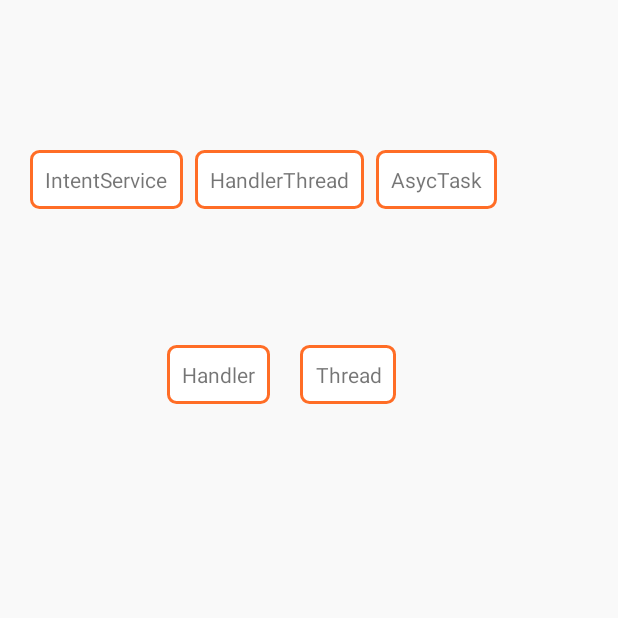
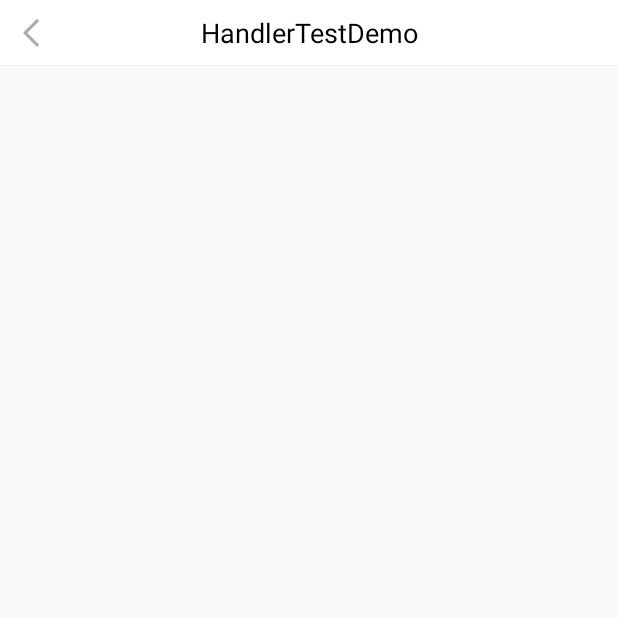
Before and after one commit to MrLiMiss/Fairy, an Android app: the MultiThreadActivity screen opened directly, with no data from a screen before it, after a tap on "Handler", on a phone screen of 412 x 824 dp, the top half of it. Run offline under Robolectric (Android 15) with nearby library versions, the phone set to English and light mode, and no system bars; our stand-ins replace ButterKnife.

Commit message:
task   handler 初步

```diff
--- a/app/src/main/AndroidManifest.xml
+++ b/app/src/main/AndroidManifest.xml
@@ -78,6 +78,7 @@
         <activity android:name=".androidBase.konwledge.KnowledgeActivity" />
         <!--AsyncTask test-->
         <activity android:name=".muti_thread.AsyncTaskActivity" />
+        <activity android:name=".muti_thread.handlertext.HandlerActivity" />
         <!--音乐service test-->
         <service android:name=".service.MusicService" />
         <service android:name=".service.MyIntentService" />
--- a/app/src/main/java/com/tengfei/fairy/muti_thread/MultiThreadActivity.java
+++ b/app/src/main/java/com/tengfei/fairy/muti_thread/MultiThreadActivity.java
@@ -23,6 +23,10 @@ public class MultiThreadActivity extends BaseMvpActivity<MultiThreadPresenter> {
             case R.id.tv_asyncTask://AsyncTask
                 IntentUtils.toAsyncTask(this);
                 break;
+            case R.id.tv_Handler://handler
+                IntentUtils.toHandlerActivity(this);
+                break;
+
         }
     }
 
--- /dev/null
+++ b/app/src/main/java/com/tengfei/fairy/muti_thread/handlertext/HandlerActivity.java
@@ -0,0 +1,38 @@
+package com.tengfei.fairy.muti_thread.handlertext;
+
+import com.tengfei.fairy.R;
+import com.tengfei.fairy.mvp.BaseMvpActivity;
+import com.tengfei.fairy.mvp.BasePresenter;
+
+/**
+ * @ Description :  handler 相关测试
+ * @ Author 李腾飞
+ * @ Time 12/15/21   3:08 PM
+ * @ Version :
+ */
+public class HandlerActivity extends BaseMvpActivity<BasePresenter> {
+    @Override
+    protected int getLayoutId() {
+        return R.layout.activity_handler;
+    }
+
+    @Override
+    protected BasePresenter loadPresenter() {
+        return null;
+    }
+
+    @Override
+    protected void initView() {
+
+    }
+
+    @Override
+    protected void initData() {
+
+    }
+
+    @Override
+    protected void initListener() {
+
+    }
+}
--- a/app/src/main/java/com/tengfei/fairy/utils/IntentUtils.java
+++ b/app/src/main/java/com/tengfei/fairy/utils/IntentUtils.java
@@ -20,6 +20,7 @@ import com.tengfei.fairy.liveData.LiveDataTestActivity;
 import com.tengfei.fairy.manager.ManagerTestActivity;
 import com.tengfei.fairy.muti_thread.AsyncTaskActivity;
 import com.tengfei.fairy.muti_thread.MultiThreadActivity;
+import com.tengfei.fairy.muti_thread.handlertext.HandlerActivity;
 import com.tengfei.fairy.service.MusicService;
 import com.tengfei.fairy.service.MyIntentService;
 import com.tengfei.fairy.service.ServiceTestActivity;
@@ -239,4 +240,12 @@ public class IntentUtils {
         Intent intent=new Intent(context, AsyncTaskActivity.class);
         context.startActivity(intent);
     }
+
+    /**跳转到 Handler text
+     * @param context
+     */
+    public static void toHandlerActivity(Context context) {
+        Intent intent=new Intent(context, HandlerActivity.class);
+        context.startActivity(intent);
+    }
 }
--- /dev/null
+++ b/app/src/main/res/layout/activity_handler.xml
@@ -0,0 +1,14 @@
+<?xml version="1.0" encoding="utf-8"?>
+<LinearLayout xmlns:android="http://schemas.android.com/apk/res/android"
+    xmlns:app="http://schemas.android.com/apk/res-auto"
+    android:orientation="vertical"
+    android:layout_width="match_parent"
+    android:layout_height="match_parent">
+    <com.tengfei.fairy.wedget.ActionBarView
+        android:id="@+id/ac_handler"
+        android:layout_width="match_parent"
+        app:titleStr="HandlerTestDemo"
+        app:hideSearch="true"
+        android:layout_height="wrap_content"></com.tengfei.fairy.wedget.ActionBarView>
+
+</LinearLayout>
```
